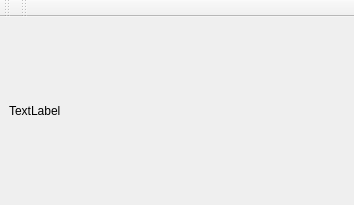
This is controls/imageeditor/windoweditor.ui in riuson/lcd-image-converter as Qt 5 draws it before an edit. The edited form follows.
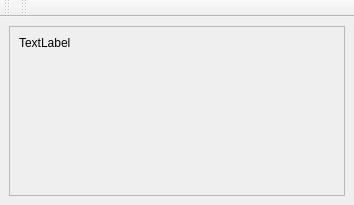
This is the edited form.

Commit message: Viewer controls from WidgetBitmapEditor added to WindowEditor

The edit to the form file:
```diff
--- a/controls/imageeditor/windoweditor.ui
+++ b/controls/imageeditor/windoweditor.ui
@@ -14,7 +14,22 @@
    <string>MainWindow</string>
   </property>
   <widget class="QWidget" name="centralwidget">
-   <layout class="QVBoxLayout" name="verticalLayout">
+   <layout class="QHBoxLayout" name="horizontalLayout_2">
+    <item>
+     <widget class="QScrollArea" name="scrollArea">
+      <property name="widgetResizable">
+       <bool>true</bool>
+      </property>
+      <widget class="QWidget" name="scrollAreaWidgetContents">
+       <property name="geometry">
+        <rect>
+         <x>0</x>
+         <y>0</y>
+         <width>334</width>
+         <height>174</height>
+        </rect>
+       </property>
+       <layout class="QHBoxLayout" name="horizontalLayout">
     <item>
      <widget class="QLabel" name="label">
       <property name="sizePolicy">
@@ -26,6 +41,13 @@
       <property name="text">
        <string>TextLabel</string>
       </property>
+          <property name="alignment">
+           <set>Qt::AlignLeading|Qt::AlignLeft|Qt::AlignTop</set>
+          </property>
+         </widget>
+        </item>
+       </layout>
+      </widget>
      </widget>
     </item>
    </layout>
```
Left out of the diff: 3 changed lines with no effect on the pictures. Lines whose indentation alone changed are shown as unchanged. The commit also changes 2 other files.
